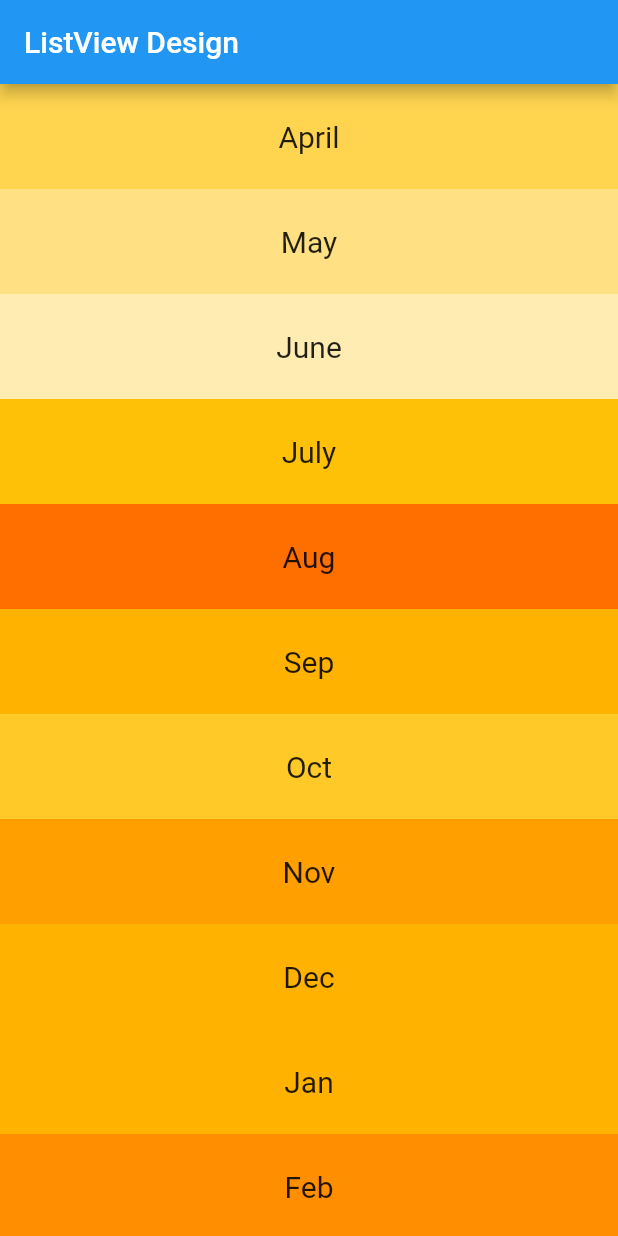
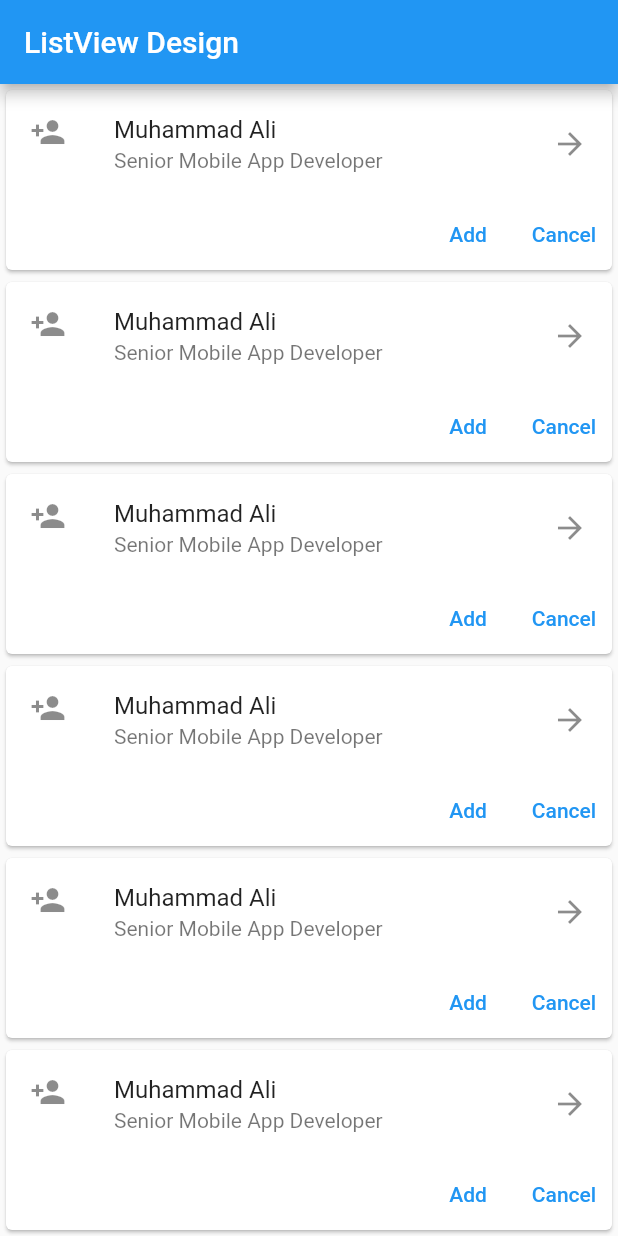
Before and after one commit to imafzalakram/flutter_demos, a Flutter app: the screen it shows after launch, on a phone screen of 412 x 824 dp. Run offline on Flutter 3.47's test engine with Material 2 defaults, Android fonts, the phone set to English and light mode, and no system bars.

Commit message:
ListView.Builder using CardView as child

```diff
--- a/lib/main.dart
+++ b/lib/main.dart
@@ -13,21 +13,35 @@ void main() {
   );
 }
 
+
 class ListViewDesign extends StatelessWidget {
-  List<String> months = ["April", "May", "June", "July", 'Aug','Sep','Oct','Nov','Dec','Jan', 'Feb','March', 'April'];
-  List<int> colorsList = [300,200,100,500,900,600,400,700,600,600,800,200,600];
   @override
   Widget build(BuildContext context) {
     return ListView.builder(
-      itemCount: months.length,
+      itemCount: 30,
       itemBuilder: (BuildContext context, int index) {
-        return Container(
-          height: 70,
-          color: Colors.amber[colorsList[index]],
-          child: Center(
-            child: Text(
-              "${months[index]}",
-              style: TextStyle(fontSize: 20),
+        return Card(
+          child: Container(
+            child: Column(
+              children: [
+                ListTile(
+                  title: Text("Muhammad Ali"),
+                  subtitle: Text("Senior Mobile App Developer"),
+                  leading: Icon(Icons.person_add),
+                  trailing: Icon(Icons.arrow_forward),
+                  onTap: () {},
+                ),
+
+                Container(
+                  child: Row(
+                    mainAxisAlignment: MainAxisAlignment.end,
+                    children: [
+                      TextButton(onPressed: () {}, child: Text("Add")),
+                      TextButton(onPressed: () {}, child: Text("Cancel")),
+                    ],
+                  ),
+                )
+              ],
             ),
           ),
         );
```
